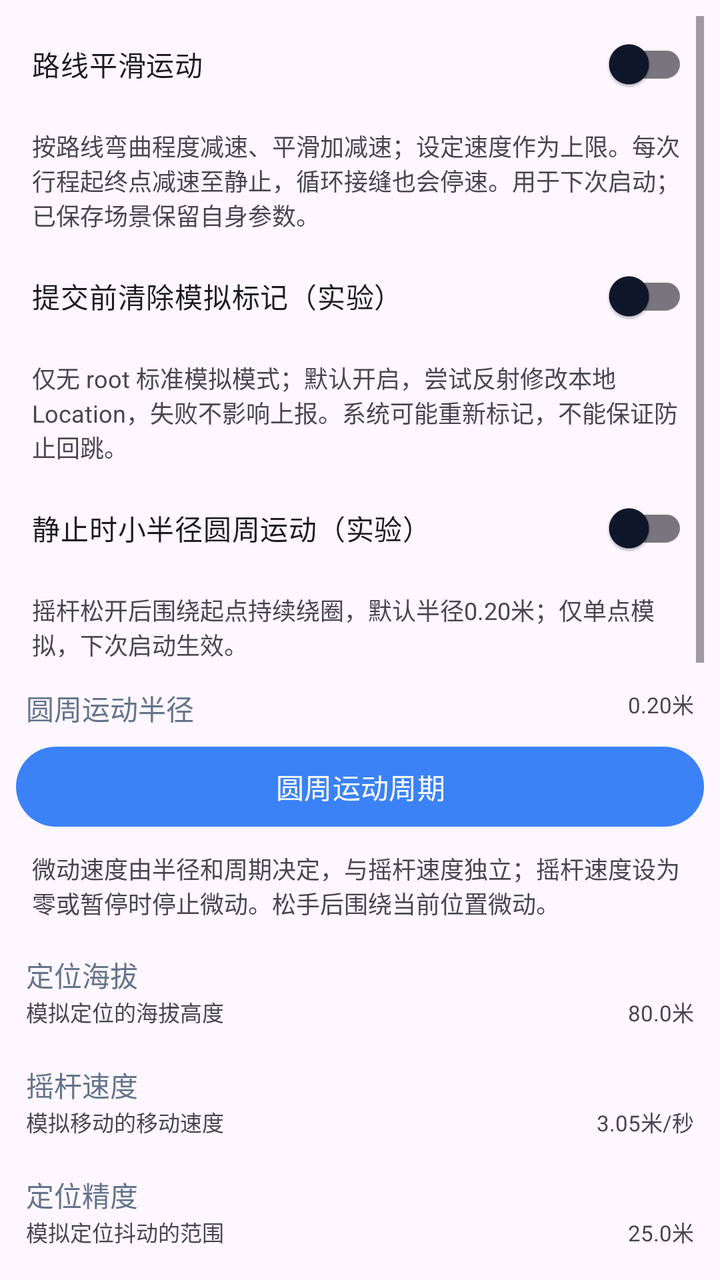
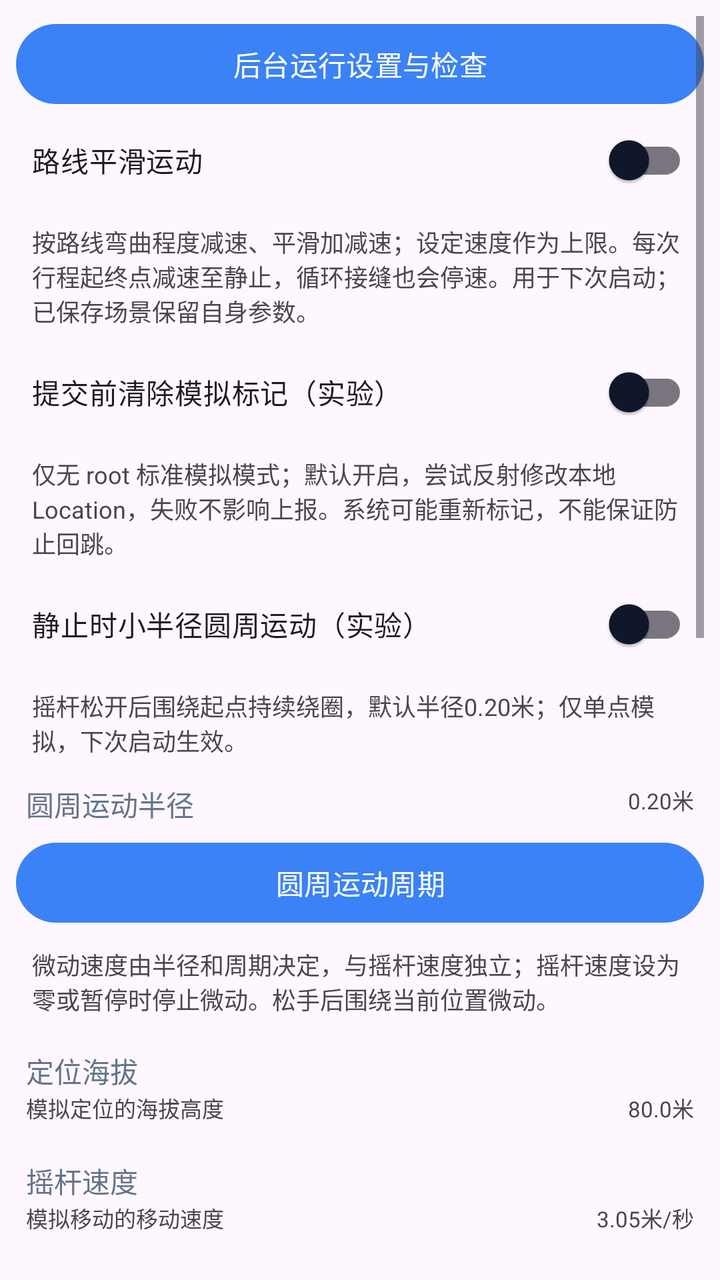

Before-and-after screenshots of an Android layout around one commit, followed by the original layout XML and the change that was made.
<!-- AndroidManifest.xml: application theme AppTheme -->
<!-- res/layout/fragment_settings.xml -->
<?xml version="1.0" encoding="utf-8"?>
<androidx.constraintlayout.widget.ConstraintLayout xmlns:android="http://schemas.android.com/apk/res/android"
    xmlns:app="http://schemas.android.com/apk/res-auto"
    xmlns:tools="http://schemas.android.com/tools"
    android:layout_width="match_parent"
    android:layout_height="match_parent"
    android:padding="8dp"
    tools:context=".ui.settings.SettingsFragment">

    <ScrollView
        android:layout_width="match_parent"
        android:layout_height="0dp"
        app:layout_constraintTop_toTopOf="parent"
        app:layout_constraintStart_toStartOf="parent">

        <LinearLayout
            android:layout_width="match_parent"
            android:layout_height="wrap_content"
            android:orientation="vertical">

            <com.google.android.material.switchmaterial.SwitchMaterial android:id="@+id/smooth_route_switch" android:layout_width="match_parent" android:layout_height="wrap_content" android:minHeight="48dp" android:padding="8dp" android:text="@string/smooth_route_motion" app:useMaterialThemeColors="true" />
            <TextView android:layout_width="match_parent" android:layout_height="wrap_content" android:padding="8dp" android:text="@string/smooth_route_motion_desc" android:textSize="12sp" />

            <com.google.android.material.switchmaterial.SwitchMaterial
                android:id="@+id/clear_mock_flag_switch"
                android:layout_width="match_parent"
                android:layout_height="wrap_content"
                android:minHeight="48dp"
                android:padding="8dp"
                android:text="@string/clear_mock_flag_experiment"
                app:useMaterialThemeColors="true" />

            <TextView
                android:layout_width="match_parent"
                android:layout_height="wrap_content"
                android:padding="8dp"
                android:text="@string/clear_mock_flag_experiment_desc"
                android:textSize="12sp" />

            <com.google.android.material.switchmaterial.SwitchMaterial
                android:id="@+id/orbit_motion_switch"
                android:layout_width="match_parent"
                android:layout_height="wrap_content"
                android:minHeight="48dp"
                android:padding="8dp"
                android:text="@string/orbit_motion_experiment"
                app:useMaterialThemeColors="true" />

            <TextView
                android:layout_width="match_parent"
                android:layout_height="wrap_content"
                android:padding="8dp"
                android:text="@string/orbit_motion_experiment_desc"
                android:textSize="12sp" />

            <androidx.constraintlayout.widget.ConstraintLayout
                android:id="@+id/orbit_radius_layout"
                android:layout_width="match_parent"
                android:layout_height="wrap_content"
                android:padding="5dp">
                <com.google.android.material.textview.MaterialTextView
                    android:id="@+id/orbit_radius_title"
                    android:layout_width="wrap_content"
                    android:layout_height="wrap_content"
                    android:text="圆周运动半径"
                    android:textColor="@color/lse_mini_title_color"
                    app:layout_constraintStart_toStartOf="parent"
                    app:layout_constraintTop_toTopOf="parent" />
                <com.google.android.material.textview.MaterialTextView
                    android:id="@+id/orbit_radius_value"
                    android:layout_width="wrap_content"
                    android:layout_height="wrap_content"
                    android:text="0.20米"
                    android:textSize="11sp"
                    app:layout_constraintEnd_toEndOf="parent"
                    app:layout_constraintTop_toTopOf="parent" />
            </androidx.constraintlayout.widget.ConstraintLayout>

            <com.google.android.material.button.MaterialButton android:id="@+id/orbit_period_button" android:layout_width="match_parent" android:layout_height="wrap_content" android:minHeight="48dp" android:text="@string/orbit_period" />
            <TextView android:layout_width="match_parent" android:layout_height="wrap_content" android:padding="8dp" android:text="@string/orbit_period_desc" android:textSize="12sp" />

            <LinearLayout
                android:id="@+id/selinux_layout"
                android:visibility="gone"
                android:layout_width="match_parent"
                android:layout_height="wrap_content"
                android:gravity="center_vertical"
                android:orientation="horizontal"
                android:padding="5dp">
                <LinearLayout
                    android:layout_width="0dp"
                    android:layout_height="wrap_content"
                    android:layout_weight="1"
                    android:orientation="vertical"
                    android:gravity="center_vertical">
                    <com.google.android.material.textview.MaterialTextView
                        android:layout_width="wrap_content"
                        android:layout_height="wrap_content"
                        android:text="@string/selinux"
                        android:textColor="@color/lse_mini_title_color" />
                    <com.google.android.material.textview.MaterialTextView
                        android:layout_width="wrap_content"
                        android:layout_height="wrap_content"
                        android:text="@string/need_open_selinux"
                        android:textSize="11sp" />
                </LinearLayout>
                <com.google.android.material.switchmaterial.SwitchMaterial
                    android:id="@+id/selinux_switch"
                    android:layout_width="0dp"
                    android:layout_weight="1"
                    android:layout_height="wrap_content"
                    android:layout_gravity="center_vertical"
                    app:useMaterialThemeColors="true"/>
            </LinearLayout>

            <androidx.constraintlayout.widget.ConstraintLayout
                android:id="@+id/altitude_layout"
                android:layout_width="match_parent"
                android:layout_height="wrap_content"
                android:gravity="center_vertical"
                android:padding="5dp"
                android:layout_marginTop="4dp"
                android:layout_marginBottom="4dp">

                <com.google.android.material.textview.MaterialTextView
                    android:id="@+id/altitude_title"
                    android:layout_width="wrap_content"
                    android:layout_height="wrap_content"
                    android:text="@string/altitude"
                    android:textColor="@color/lse_mini_title_color"
                    app:layout_constraintStart_toStartOf="parent"
                    app:layout_constraintTop_toTopOf="parent"/>

                <com.google.android.material.textview.MaterialTextView
                    android:id="@+id/altitude_desc"
                    android:layout_width="wrap_content"
                    android:layout_height="wrap_content"
                    android:text="@string/altitude_desc"
                    android:textSize="11sp"
                    app:layout_constraintStart_toStartOf="parent"
                    app:layout_constraintTop_toBottomOf="@id/altitude_title"/>

                <com.google.android.material.textview.MaterialTextView
                    android:id="@+id/altitude_value"
                    android:layout_width="wrap_content"
                    android:layout_height="wrap_content"
                    android:text="80.0米"
                    android:textSize="11sp"
                    app:layout_constraintTop_toBottomOf="@id/altitude_title"
                    app:layout_constraintEnd_toEndOf="parent" />

            </androidx.constraintlayout.widget.ConstraintLayout>

            <androidx.constraintlayout.widget.ConstraintLayout
                android:id="@+id/speed_layout"
                android:layout_width="match_parent"
                android:layout_height="wrap_content"
                android:gravity="center_vertical"
                android:padding="5dp"
                android:layout_marginTop="4dp"
                android:layout_marginBottom="4dp">

                <com.google.android.material.textview.MaterialTextView
                    android:id="@+id/speed_title"
                    android:layout_width="wrap_content"
                    android:layout_height="wrap_content"
                    android:text="@string/rocker_speed"
                    android:textColor="@color/lse_mini_title_color"
                    app:layout_constraintStart_toStartOf="parent"
                    app:layout_constraintTop_toTopOf="parent"/>

                <com.google.android.material.textview.MaterialTextView
                    android:id="@+id/speed_desc"
                    android:layout_width="wrap_content"
                    android:layout_height="wrap_content"
                    android:text="@string/rocker_speed_desc"
                    android:textSize="11sp"
                    app:layout_constraintStart_toStartOf="parent"
                    app:layout_constraintTop_toBottomOf="@id/speed_title"/>

                <com.google.android.material.textview.MaterialTextView
                    android:id="@+id/speed_value"
                    android:layout_width="wrap_content"
                    android:layout_height="wrap_content"
                    android:text="3.05米/秒"
                    android:textSize="11sp"
                    app:layout_constraintTop_toBottomOf="@id/speed_title"
                    app:layout_constraintEnd_toEndOf="parent" />

            </androidx.constraintlayout.widget.ConstraintLayout>

            <androidx.constraintlayout.widget.ConstraintLayout
                android:id="@+id/accuracy_layout"
                android:layout_width="match_parent"
                android:layout_height="wrap_content"
                android:gravity="center_vertical"
                android:padding="5dp"
                android:layout_marginTop="4dp"
                android:layout_marginBottom="4dp">

                <com.google.android.material.textview.MaterialTextView
                    android:id="@+id/accuracy_title"
                    android:layout_width="wrap_content"
                    android:layout_height="wrap_content"
                    android:text="@string/accuracy"
                    android:textColor="@color/lse_mini_title_color"
                    app:layout_constraintStart_toStartOf="parent"
                    app:layout_constraintTop_toTopOf="parent"/>

                <com.google.android.material.textview.MaterialTextView
                    android:id="@+id/accuracy_desc"
                    android:layout_width="wrap_content"
                    android:layout_height="wrap_content"
                    android:text="@string/accuracy_desc"
                    android:textSize="11sp"
                    app:layout_constraintStart_toStartOf="parent"
                    app:layout_constraintTop_toBottomOf="@id/accuracy_title"/>

                <com.google.android.material.textview.MaterialTextView
                    android:id="@+id/accuracy_value"
                    android:layout_width="wrap_content"
                    android:layout_height="wrap_content"
                    android:text="25.0米"
                    android:textSize="11sp"
                    app:layout_constraintTop_toBottomOf="@id/accuracy_title"
                    app:layout_constraintEnd_toEndOf="parent" />

            </androidx.constraintlayout.widget.ConstraintLayout>

            <LinearLayout
                android:id="@+id/debug_layout"
                android:layout_width="match_parent"
                android:layout_height="wrap_content"
                android:padding="5dp"
                android:gravity="center_vertical"
                android:orientation="horizontal">
                <LinearLayout
                    android:layout_width="0dp"
                    android:layout_height="wrap_content"
                    android:layout_weight="1"
                    android:orientation="vertical"
                    android:gravity="center_vertical">
                    <com.google.android.material.textview.MaterialTextView
                        android:layout_width="wrap_content"
                        android:layout_height="wrap_content"
                        android:text="@string/debug"
                        android:textColor="@color/lse_mini_title_color" />
                    <com.google.android.material.textview.MaterialTextView
                        android:layout_width="wrap_content"
                        android:layout_height="wrap_content"
                        android:text="@string/debug_desc"
                        android:textSize="11sp" />
                </LinearLayout>
                <com.google.android.material.switchmaterial.SwitchMaterial
                    android:id="@+id/debug_switch"
                    android:layout_width="0dp"
                    android:layout_weight="1"
                    android:layout_height="wrap_content"
                    android:layout_gravity="center_vertical"
                    app:useMaterialThemeColors="true"/>
            </LinearLayout>

            <LinearLayout
                android:id="@+id/dgc_layout"
                android:layout_width="match_parent"
                android:layout_height="wrap_content"
                android:gravity="center_vertical"
                android:padding="5dp"
                android:orientation="horizontal">
                <LinearLayout
                    android:layout_width="0dp"
                    android:layout_height="wrap_content"
                    android:layout_weight="1"
                    android:orientation="vertical"
                    android:gravity="center_vertical">
                    <com.google.android.material.textview.MaterialTextView
                        android:layout_width="wrap_content"
                        android:layout_height="wrap_content"
                        android:text="@string/dgc"
                        android:textColor="@color/lse_mini_title_color" />
                    <com.google.android.material.textview.MaterialTextView
                        android:layout_width="wrap_content"
                        android:layout_height="wrap_content"
                        android:text="@string/dgc_desc"
                        android:textSize="11sp" />
                </LinearLayout>
                <com.google.android.material.switchmaterial.SwitchMaterial
                    android:id="@+id/dgc_switch"
                    android:layout_width="0dp"
                    android:layout_weight="1"
                    android:layout_height="wrap_content"
                    android:layout_gravity="center_vertical"
                    app:useMaterialThemeColors="true"/>
            </LinearLayout>

            <LinearLayout
                android:id="@+id/rll_layout"
                android:layout_width="match_parent"
                android:layout_height="wrap_content"
                android:gravity="center_vertical"
                android:padding="5dp"
                android:orientation="horizontal">
                <LinearLayout
                    android:layout_width="0dp"
                    android:layout_height="wrap_content"
                    android:layout_weight="1"
                    android:orientation="vertical"
                    android:gravity="center_vertical">
                    <com.google.android.material.textview.MaterialTextView
                        android:layout_width="wrap_content"
                        android:layout_height="wrap_content"
                        android:text="@string/rll"
                        android:textColor="@color/lse_mini_title_color" />
                    <com.google.android.material.textview.MaterialTextView
                        android:layout_width="wrap_content"
                        android:layout_height="wrap_content"
                        android:text="@string/rll_desc"
                        android:textSize="11sp" />
                </LinearLayout>
                <com.google.android.material.switchmaterial.SwitchMaterial
                    android:id="@+id/rll_switch"
                    android:layout_width="0dp"
                    android:layout_weight="1"
                    android:layout_height="wrap_content"
                    android:layout_gravity="center_vertical"
                    app:useMaterialThemeColors="true"/>
            </LinearLayout>

            <LinearLayout
                android:id="@+id/dfused_layout"
                android:layout_width="match_parent"
                android:layout_height="wrap_content"
                android:gravity="center_vertical"
                android:padding="5dp"
                android:orientation="horizontal">
                <LinearLayout
                    android:layout_width="0dp"
                    android:layout_height="wrap_content"
                    android:layout_weight="1"
                    android:orientation="vertical"
                    android:gravity="center_vertical">
                    <com.google.android.material.textview.MaterialTextView
                        android:layout_width="wrap_content"
                        android:layout_height="wrap_content"
                        android:text="@string/dfused"
                        android:textColor="@color/lse_mini_title_color" />
                    <com.google.android.material.textview.MaterialTextView
                        android:layout_width="wrap_content"
                        android:layout_height="wrap_content"
                        android:text="@string/dfused_desc"
                        android:textSize="11sp" />
                </LinearLayout>
                <com.google.android.material.switchmaterial.SwitchMaterial
                    android:id="@+id/dfused_switch"
                    android:layout_width="0dp"
                    android:layout_weight="1"
                    android:layout_height="wrap_content"
                    android:layout_gravity="center_vertical"
                    app:useMaterialThemeColors="true"/>
            </LinearLayout>

            <LinearLayout
                android:id="@+id/cdma_layout"
                android:layout_width="match_parent"
                android:layout_height="wrap_content"
                android:gravity="center_vertical"
                android:padding="5dp"
                android:orientation="horizontal">
                <LinearLayout
                    android:layout_width="0dp"
                    android:layout_height="wrap_content"
                    android:layout_weight="1"
                    android:orientation="vertical"
                    android:gravity="center_vertical">
                    <com.google.android.material.textview.MaterialTextView
                        android:layout_width="wrap_content"
                        android:layout_height="wrap_content"
                        android:text="@string/cdma"
                        android:textColor="@color/lse_mini_title_color" />
                    <com.google.android.material.textview.MaterialTextView
                        android:layout_width="wrap_content"
                        android:layout_height="wrap_content"
                        android:text="@string/cdma_desc"
                        android:textSize="11sp" />
                </LinearLayout>
                <com.google.android.material.switchmaterial.SwitchMaterial
                    android:id="@+id/cdma_switch"
                    android:layout_width="0dp"
                    android:layout_weight="1"
                    android:layout_height="wrap_content"
                    android:layout_gravity="center_vertical"
                    app:useMaterialThemeColors="true"/>
            </LinearLayout>

            <LinearLayout
                android:id="@+id/sensor_hook_layout"
                android:layout_width="match_parent"
                android:layout_height="wrap_content"
                android:visibility="gone"
                android:gravity="center_vertical"
                android:padding="5dp"
                android:orientation="horizontal">
                <LinearLayout
                    android:layout_width="0dp"
                    android:layout_height="wrap_content"
                    android:layout_weight="1"
                    android:orientation="vertical"
                    android:gravity="center_vertical">
                    <com.google.android.material.textview.MaterialTextView
                        android:layout_width="wrap_content"
                        android:layout_height="wrap_content"
                        android:text="@string/hook_sensor"
                        android:textColor="@color/lse_mini_title_color" />
                    <com.google.android.material.textview.MaterialTextView
                        android:layout_width="wrap_content"
                        android:layout_height="wrap_content"
                        android:text="@string/hook_sensor_desc"
                        android:textSize="11sp" />
                </LinearLayout>
                <com.google.android.material.switchmaterial.SwitchMaterial
                    android:id="@+id/sensor_hook_switch"
                    android:layout_width="0dp"
                    android:layout_weight="1"
                    android:layout_height="wrap_content"
                    android:layout_gravity="center_vertical"
                    app:useMaterialThemeColors="true"/>
            </LinearLayout>

            <androidx.constraintlayout.widget.ConstraintLayout
                android:id="@+id/report_duration_layout"
                android:layout_width="match_parent"
                android:layout_height="wrap_content"
                android:gravity="center_vertical"
                android:padding="5dp"
                android:layout_marginTop="4dp"
                android:layout_marginBottom="4dp">

                <com.google.android.material.textview.MaterialTextView
                    android:id="@+id/report_duration_title"
                    android:layout_width="wrap_content"
                    android:layout_height="wrap_content"
                    android:text="@string/item_report_duration_title"
                    android:textColor="@color/lse_mini_title_color"
                    app:layout_constraintStart_toStartOf="parent"
                    app:layout_constraintTop_toTopOf="parent"/>

                <com.google.android.material.textview.MaterialTextView
                    android:id="@+id/report_duration_desc"
                    android:layout_width="wrap_content"
                    android:layout_height="wrap_content"
                    android:text="@string/item_report_duration_desc"
                    android:textSize="11sp"
                    app:layout_constraintStart_toStartOf="parent"
                    app:layout_constraintTop_toBottomOf="@id/report_duration_title"/>

                <com.google.android.material.textview.MaterialTextView
                    android:id="@+id/report_duration_value"
                    android:layout_width="wrap_content"
                    android:layout_height="wrap_content"
                    android:text="@string/item_report_duration_value"
                    android:textSize="11sp"
                    app:layout_constraintTop_toBottomOf="@id/report_duration_title"
                    app:layout_constraintEnd_toEndOf="parent" />

            </androidx.constraintlayout.widget.ConstraintLayout>

            <androidx.constraintlayout.widget.ConstraintLayout
                android:id="@+id/satellite_count_layout"
                android:layout_width="match_parent"
                android:layout_height="wrap_content"
                android:gravity="center_vertical"
                android:padding="5dp"
                android:layout_marginTop="4dp"
                android:layout_marginBottom="4dp">

                <com.google.android.material.textview.MaterialTextView
                    android:id="@+id/satellite_count_title"
                    android:layout_width="wrap_content"
                    android:layout_height="wrap_content"
                    android:text="模拟最少卫星数量"
                    android:textColor="@color/lse_mini_title_color"
                    app:layout_constraintStart_toStartOf="parent"
                    app:layout_constraintTop_toTopOf="parent"/>

                <com.google.android.material.textview.MaterialTextView
                    android:id="@+id/satellite_count_desc"
                    android:layout_width="wrap_content"
                    android:layout_height="wrap_content"
                    android:text="最少模拟的卫星数量（只支持北斗）"
                    android:textSize="11sp"
                    app:layout_constraintStart_toStartOf="parent"
                    app:layout_constraintTop_toBottomOf="@id/satellite_count_title"/>

                <com.google.android.material.textview.MaterialTextView
                    android:id="@+id/satellite_count_value"
                    android:layout_width="wrap_content"
                    android:layout_height="wrap_content"
                    android:text="12颗"
                    android:textSize="11sp"
                    app:layout_constraintTop_toBottomOf="@id/satellite_count_title"
                    app:layout_constraintEnd_toEndOf="parent" />

            </androidx.constraintlayout.widget.ConstraintLayout>

            <LinearLayout
                android:id="@+id/disable_wlan_scan_layout"
                android:layout_width="match_parent"
                android:layout_height="wrap_content"
                android:gravity="center_vertical"
                android:padding="5dp"
                android:orientation="horizontal">
                <LinearLayout
                    android:layout_width="0dp"
                    android:layout_height="wrap_content"
                    android:layout_weight="1"
                    android:orientation="vertical"
                    android:gravity="center_vertical">
                    <com.google.android.material.textview.MaterialTextView
                        android:layout_width="wrap_content"
                        android:layout_height="wrap_content"
                        android:text="禁用扫描WIFI列表"
                        android:textColor="@color/lse_mini_title_color" />
                    <com.google.android.material.textview.MaterialTextView
                        android:layout_width="wrap_content"
                        android:layout_height="wrap_content"
                        android:text="一定程度解决位置拉回（测试）"
                        android:textSize="11sp" />
                </LinearLayout>
                <com.google.android.material.switchmaterial.SwitchMaterial
                    android:id="@+id/disable_wlan_scan_switch"
                    android:layout_width="0dp"
                    android:layout_weight="1"
                    android:layout_height="wrap_content"
                    android:layout_gravity="center_vertical"
                    app:useMaterialThemeColors="true"/>
            </LinearLayout>

            <LinearLayout
                android:id="@+id/loop_broadcast_location_layout"
                android:layout_width="match_parent"
                android:layout_height="wrap_content"
                android:gravity="center_vertical"
                android:padding="5dp"
                android:orientation="horizontal">
                <LinearLayout
                    android:layout_width="0dp"
                    android:layout_height="wrap_content"
                    android:layout_weight="1"
                    android:orientation="vertical"
                    android:gravity="center_vertical">
                    <com.google.android.material.textview.MaterialTextView
                        android:layout_width="wrap_content"
                        android:layout_height="wrap_content"
                        android:text="反定位拉回"
                        android:textColor="@color/lse_mini_title_color" />
                    <com.google.android.material.textview.MaterialTextView
                        android:layout_width="wrap_content"
                        android:layout_height="wrap_content"
                        android:text="按上报间隔持续发送固定位置，不产生随机跳动"
                        android:textSize="11sp" />
                </LinearLayout>
                <com.google.android.material.switchmaterial.SwitchMaterial
                    android:id="@+id/loop_broadcast_location_switch"
                    android:layout_width="0dp"
                    android:layout_weight="1"
                    android:layout_height="wrap_content"
                    android:layout_gravity="center_vertical"
                    app:useMaterialThemeColors="true"/>
            </LinearLayout>

            <LinearLayout
                android:id="@+id/check_update_layout"
                android:layout_width="match_parent"
                android:layout_height="wrap_content"
                android:gravity="center_vertical"
                android:padding="5dp"
                android:orientation="horizontal">

                <LinearLayout
                    android:layout_width="0dp"
                    android:layout_height="wrap_content"
                    android:layout_weight="1"
                    android:orientation="vertical"
                    android:gravity="center_vertical">
                    <com.google.android.material.textview.MaterialTextView
                        android:id="@+id/check_update_title"
                        android:layout_width="wrap_content"
                        android:layout_height="wrap_content"
                        android:text="检查更新"
                        android:textColor="@color/lse_mini_title_color" />
                    <com.google.android.material.textview.MaterialTextView
                        android:id="@+id/check_update_desc"
                        android:layout_width="wrap_content"
                        android:layout_height="wrap_content"
                        android:text="点击检查 GitHub Releases 最新版本"
                        android:textSize="11sp" />
                </LinearLayout>

                <com.google.android.material.button.MaterialButton
                    android:id="@+id/check_update_button"
                    style="@style/Widget.MaterialComponents.Button.OutlinedButton"
                    android:layout_width="wrap_content"
                    android:layout_height="wrap_content"
                    android:text="检查" />
            </LinearLayout>
        </LinearLayout>

    </ScrollView>
</androidx.constraintlayout.widget.ConstraintLayout>
<!-- resources referenced by this layout -->
<resources>
  <color name="lse_mini_title_color">#64748B</color>
  <string name="accuracy">定位精度</string>
  <string name="accuracy_desc">模拟定位抖动的范围</string>
  <string name="altitude">定位海拔</string>
  <string name="altitude_desc">模拟定位的海拔高度</string>
  <string name="cdma">网络降级</string>
  <string name="cdma_desc">将网络降级为CDMA</string>
  <string name="clear_mock_flag_experiment">提交前清除模拟标记（实验）</string>
  <string name="clear_mock_flag_experiment_desc">仅无 root 标准模拟模式；默认开启，尝试反射修改本地 Location，失败不影响上报。系统可能重新标记，不能保证防止回跳。</string>
  <string name="debug">调试模式</string>
  <string name="debug_desc">是否打印调试日志</string>
  <string name="dfused">禁用融合定位</string>
  <string name="dfused_desc">是否禁用融合定位</string>
  <string name="dgc">允许获取当前位置（新）</string>
  <string name="dgc_desc">是否允许调用GetCurrentLocation</string>
  <string name="hook_sensor">传感器劫持</string>
  <string name="hook_sensor_desc">模拟步频（待完善）</string>
  <string name="item_report_duration_desc">上报位置的频率单位毫秒(ms)</string>
  <string name="item_report_duration_title">位置上报间隔</string>
  <string name="item_report_duration_value">100ms</string>
  <string name="need_open_selinux">是否开启SELinux</string>
  <string name="orbit_motion_experiment">静止时小半径圆周运动（实验）</string>
  <string name="orbit_motion_experiment_desc">摇杆松开后围绕起点持续绕圈，默认半径0.20米；仅单点模拟，下次启动生效。</string>
  <string name="orbit_period">圆周运动周期</string>
  <string name="orbit_period_desc">微动速度由半径和周期决定，与摇杆速度独立；摇杆速度设为零或暂停时停止微动。松手后围绕当前位置微动。</string>
  <string name="rll">允许注册位置监听器</string>
  <string name="rll_desc">是否允许应用注册位置监听器</string>
  <string name="rocker_speed">摇杆速度</string>
  <string name="rocker_speed_desc">模拟移动的移动速度</string>
  <string name="selinux">SELinux</string>
  <string name="smooth_route_motion">路线平滑运动</string>
  <string name="smooth_route_motion_desc">按路线弯曲程度减速、平滑加减速；设定速度作为上限。每次行程起终点减速至静止，循环接缝也会停速。用于下次启动；已保存场景保留自身参数。</string>
  <style name="AppTheme" parent="Theme.Material3.DayNight.NoActionBar">
          <item name="colorPrimary">@color/primary</item>
          <item name="colorPrimaryInverse">@color/primary_dark</item>
          <item name="colorSecondary">@color/accent</item>
          <item name="colorSurface">@color/surface</item>
          <item name="colorOnSurface">@color/text_primary</item>
          <item name="colorOnPrimary">@color/white</item>
          <item name="android:statusBarColor">@android:color/transparent</item>
          <item name="android:navigationBarColor">@android:color/transparent</item>
          <item name="android:windowLightStatusBar">true</item>
          <item name="android:windowLightNavigationBar">true</item>
          <item name="windowActionModeOverlay">true</item>
          <item name="windowActionBar">false</item>
          <item name="windowNoTitle">true</item>
          <item name="android:windowDrawsSystemBarBackgrounds">true</item>
      </style>
  <color name="primary">#3B82F6</color>
  <color name="primary_dark">#1D4ED8</color>
  <color name="accent">#4F46E5</color>
  <color name="surface">#F8FAFC</color>
  <color name="text_primary">#0F172A</color>
  <color name="white">#FFFFFFFF</color>
</resources>

<!-- the commit's change to res/layout/fragment_settings.xml (unified diff, before → after) -->
@@ -18,6 +18,8 @@
             android:layout_height="wrap_content"
             android:orientation="vertical">
 
+            <com.google.android.material.button.MaterialButton android:id="@+id/background_guidance" android:layout_width="match_parent" android:layout_height="wrap_content" android:minHeight="48dp" android:text="@string/background_guidance" />
+
             <com.google.android.material.switchmaterial.SwitchMaterial android:id="@+id/smooth_route_switch" android:layout_width="match_parent" android:layout_height="wrap_content" android:minHeight="48dp" android:padding="8dp" android:text="@string/smooth_route_motion" app:useMaterialThemeColors="true" />
             <TextView android:layout_width="match_parent" android:layout_height="wrap_content" android:padding="8dp" android:text="@string/smooth_route_motion_desc" android:textSize="12sp" />
 
<!-- resource entries referenced after the edit -->
@@ -5,6 +5,7 @@
   <string name="accuracy_desc">模拟定位抖动的范围</string>
   <string name="altitude">定位海拔</string>
   <string name="altitude_desc">模拟定位的海拔高度</string>
+  <string name="background_guidance">后台运行设置与检查</string>
   <string name="cdma">网络降级</string>
   <string name="cdma_desc">将网络降级为CDMA</string>
   <string name="clear_mock_flag_experiment">提交前清除模拟标记（实验）</string>
